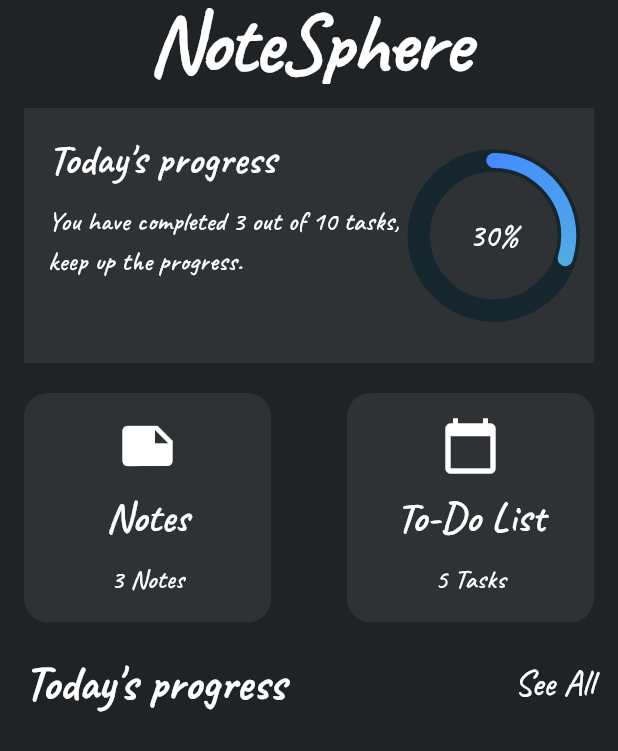
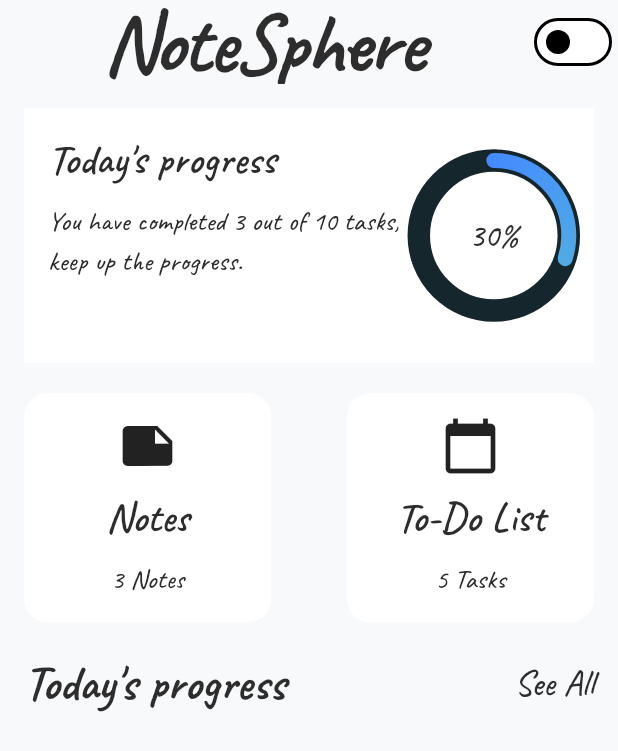
Before and after one commit to Nadun-Charuka/notes_sphere_v119, a Flutter app: the screen it shows after launch, on a phone screen of 412 x 824 dp. Shown: the top 751 px of the screen. Run offline on Flutter 3.47's test engine with Material 3 defaults, Android fonts, the phone set to English and light mode, and no system bars; drawn by our look-alikes of simple_circular_progress_bar; our stand-ins replace go_router, google_fonts.

Commit message:
normal them setup

```diff
--- a/lib/main.dart
+++ b/lib/main.dart
@@ -1,5 +1,6 @@
 import 'package:flutter/material.dart';
 import 'package:notes_sphere_v116/providers/progress_provider.dart';
+import 'package:notes_sphere_v116/providers/theme_provider.dart';
 import 'package:notes_sphere_v116/utils/router.dart';
 import 'package:notes_sphere_v116/theme/theme_data.dart';
 import 'package:provider/provider.dart';
@@ -9,6 +10,7 @@ void main() {
     MultiProvider(
       providers: [
         ChangeNotifierProvider(create: (_) => ProgressProvider()),
+        ChangeNotifierProvider(create: (_) => ThemeProvider()),
       ],
       child: const MyApp(),
     ),
@@ -20,8 +22,11 @@ class MyApp extends StatelessWidget {
 
   @override
   Widget build(BuildContext context) {
+    final themeProvider = Provider.of<ThemeProvider>(context);
     return MaterialApp.router(
-      theme: AppThemes.darkTheme,
+      themeMode: themeProvider.themeMode,
+      theme: AppThemes.lightTheme,
+      darkTheme: AppThemes.darkTheme,
       debugShowCheckedModeBanner: false,
       routerConfig: AppRouter.router,
     );
--- a/lib/pages/home_page.dart
+++ b/lib/pages/home_page.dart
@@ -1,7 +1,9 @@
 import 'package:flutter/material.dart';
+import 'package:notes_sphere_v116/providers/theme_provider.dart';
 import 'package:notes_sphere_v116/utils/constants.dart';
 import 'package:notes_sphere_v116/widgets/notes_todo_card.dart';
 import 'package:notes_sphere_v116/widgets/progress_card.dart';
+import 'package:provider/provider.dart';
 
 class HomePage extends StatefulWidget {
   const HomePage({super.key});
@@ -13,6 +15,8 @@ class HomePage extends StatefulWidget {
 class _HomePageState extends State<HomePage> {
   @override
   Widget build(BuildContext context) {
+    final themeProvider = Provider.of<ThemeProvider>(context);
+
     return Scaffold(
       appBar: AppBar(
         title: Center(
@@ -21,6 +25,16 @@ class _HomePageState extends State<HomePage> {
             style: Theme.of(context).textTheme.displayLarge,
           ),
         ),
+        actions: [
+          Switch(
+            value: themeProvider.themeMode ==
+                ThemeMode.dark, // Check if dark mode is enabled
+            onChanged: (value) {
+              themeProvider
+                  .toggleTheme(); // Toggle theme when switch is changed
+            },
+          ),
+        ],
       ),
       body: Padding(
         padding: const EdgeInsets.all(kDefaultPadding),
--- /dev/null
+++ b/lib/providers/theme_provider.dart
@@ -0,0 +1,16 @@
+import 'package:flutter/material.dart';
+
+class ThemeProvider extends ChangeNotifier {
+  // Default theme mode is light
+  ThemeMode _themeMode = ThemeMode.light;
+
+  // Getter for theme mode
+  ThemeMode get themeMode => _themeMode;
+
+  // Toggle between light and dark theme
+  void toggleTheme() {
+    _themeMode =
+        (_themeMode == ThemeMode.light) ? ThemeMode.dark : ThemeMode.light;
+    notifyListeners(); // Notify listeners that theme has changed
+  }
+}
--- a/lib/utils/router.dart
+++ b/lib/utils/router.dart
@@ -1,6 +1,8 @@
 import 'package:flutter/material.dart';
 import 'package:go_router/go_router.dart';
 import 'package:notes_sphere_v116/pages/home_page.dart';
+import 'package:notes_sphere_v116/pages/notes_page.dart';
+import 'package:notes_sphere_v116/pages/todo_page.dart';
 
 class AppRouter {
   static final router = GoRouter(
@@ -15,6 +17,20 @@ class AppRouter {
           return HomePage();
         },
       ),
+      GoRoute(
+        name: "notes",
+        path: "/notes",
+        builder: (context, state) {
+          return NotesPage();
+        },
+      ),
+      GoRoute(
+        name: "todos",
+        path: "/todos",
+        builder: (context, state) {
+          return TodoPage();
+        },
+      )
     ],
   );
 }
```
Also changed, not shown: lib/pages/notes_page.dart (added, +31 -0 lines), lib/pages/todo_page.dart (added, +22 -0 lines), pubspec.yaml (+5 -2 lines), pubspec.lock.
